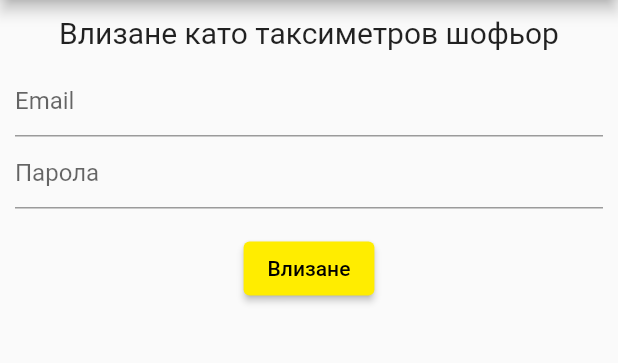
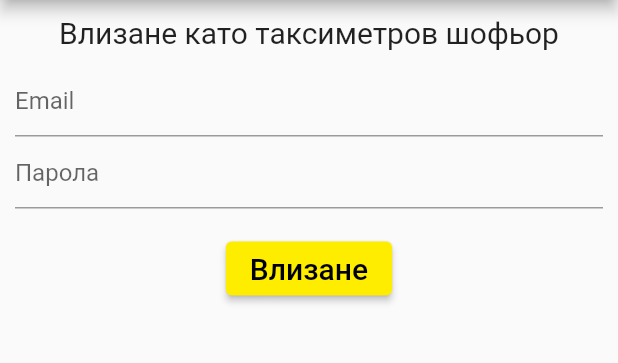
Before and after one commit to delyan-boychev/taxi_zilla_driver, a Flutter app: the screen it shows after launch, on a phone screen of 412 x 824 dp, the part 84-447 px from its top. Run offline on Flutter 3.47's test engine with Material 2 defaults, Android fonts, the phone set to English and light mode, and no system bars; our stand-ins replace audioplayers, circular_countdown_timer, flutter_local_notifications, flutter_svg, location, permission_handler; missing offline and left inert: encrypt, map_launcher, ntp; accounts and stored records are empty.

Commit message:
Version 1.0.1

```diff
--- a/lib/logInPage.dart
+++ b/lib/logInPage.dart
@@ -74,7 +74,11 @@ class loginFormState extends State<loginForm> {
   @override
   Widget build(BuildContext context) {
     //Formulqr za login
-    return Form(
+    return SingleChildScrollView(
+        scrollDirection: Axis.vertical,
+        child: Container(
+            width: double.infinity,
+            child: Form(
               key: _formKey,
               child: Column(
                 crossAxisAlignment: CrossAxisAlignment.start,
@@ -127,30 +131,32 @@ class loginFormState extends State<loginForm> {
                         onPressed: () {
                           if (_formKey.currentState.validate()) {
                             userFunctions()
-                        .logInTaxiDriverFirstTime(
-                            emailController.text, passwordController.text)
+                                .logInTaxiDriverFirstTime(emailController.text,
+                                    passwordController.text)
                                 .then((isLoggedIn) {
                               if (isLoggedIn == true) {
                                 ScaffoldMessenger.of(context).showSnackBar(SnackBar(
                                     content: Text(
                                         "Успешно влязохте в профила си! Моля изчакайте...")));
-                        userFunctions()
-                            .getNameTaxiDriver()
-                            .then((nm) => {name = nm, runApp(loggedInPage())});
+                                userFunctions().getNameTaxiDriver().then((nm) =>
+                                    {name = nm, runApp(loggedInPage())});
                               } else {
                                 ScaffoldMessenger.of(context).showSnackBar(SnackBar(
-                            content:
-                                Text("Неправилен имейл адрес или парола!")));
+                                    content: Text(
+                                        "Неправилен имейл адрес или парола!")));
                               }
                             });
                           }
                         },
-                child: Text('Влизане'),
+                        child: Text(
+                          'Влизане',
+                          style: TextStyle(fontSize: 20),
+                        ),
                       ),
                     ),
                   ),
                 ],
               ),
-    );
+            )));
   }
 }
--- a/lib/main.dart
+++ b/lib/main.dart
@@ -17,6 +17,7 @@ String email;
 String address;
 String status = "ONLINE";
 bool isChecking = false;
+String notesOrItems;
 FlutterLocalNotificationsPlugin flutterLocalNotificationsPlugin =
     FlutterLocalNotificationsPlugin();
 const AndroidInitializationSettings initializationSettingsAndroid =
--- a/pubspec.yaml
+++ b/pubspec.yaml
@@ -15,7 +15,7 @@ publish_to: 'none' # Remove this line if you wish to publish to pub.dev
 # In iOS, build-name is used as CFBundleShortVersionString while build-number used as CFBundleVersion.
 # Read more about iOS versioning at
 # https://developer.apple.com/library/archive/documentation/General/Reference/InfoPlistKeyReference/Articles/CoreFoundationKeys.html
-version: 1.0.0+1
+version: 1.0.1+1
 
 environment:
   sdk: ">=2.7.0 <3.0.0"
```
Also changed, not shown: lib/loggedInPage.dart (+9 -5 lines), lib/newOrderPage.dart (+25 -15 lines), lib/orderConfirmed.dart (+24 -13 lines), lib/userFunctions.dart (+6 -4 lines), pubspec.lock. Lines whose indentation alone changed are shown as unchanged.
